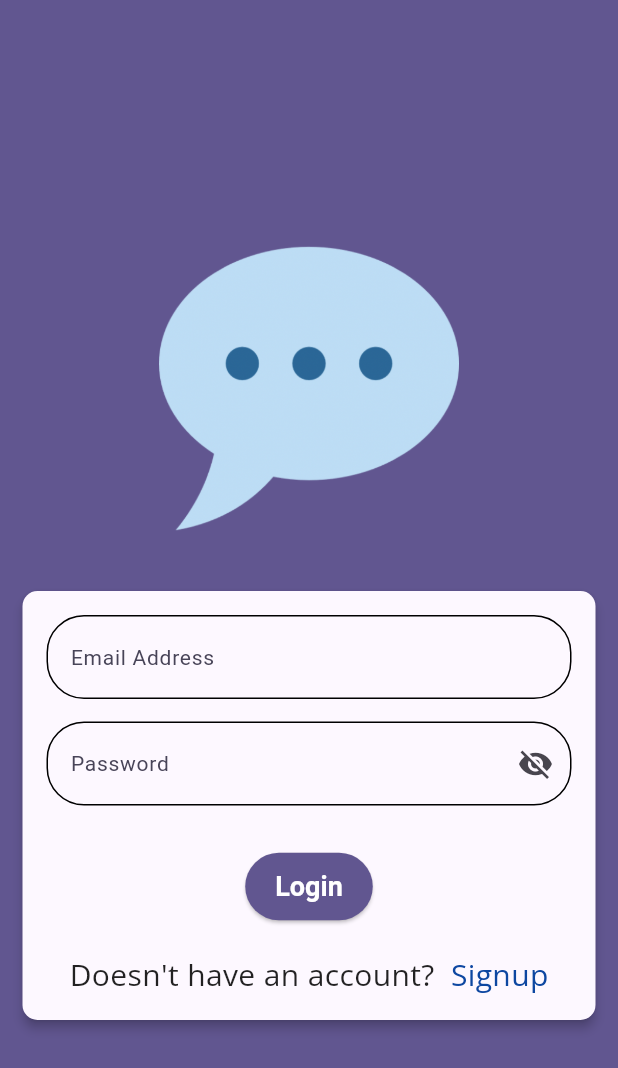
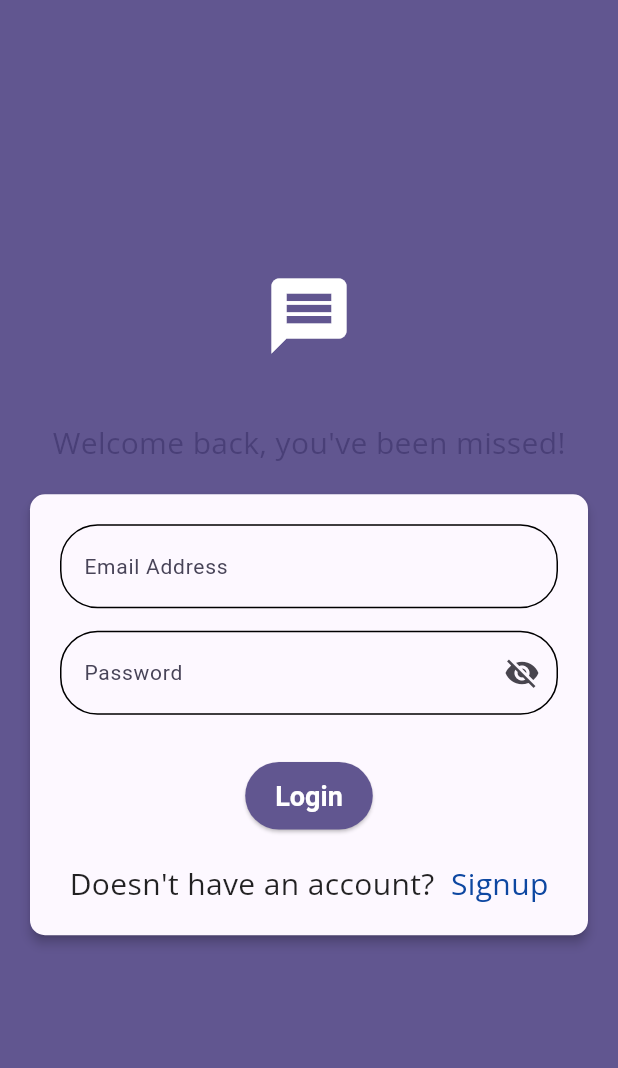
Before and after one commit to Deepaksharma120201/Chat_App, a Flutter app: the screen it shows after launch, on a phone screen of 412 x 824 dp. Shown: the top 1068 px of the screen. Run offline on Flutter 3.47's test engine with Material 3 defaults, Android fonts, the phone set to English and light mode, and no system bars; our stand-ins replace cloud_firestore, firebase_auth, firebase_core, firebase_messaging, google_fonts, image_picker; accounts and stored records are empty.

Commit message:
drawer and some new screens added

```diff
--- /dev/null
+++ b/lib/auth/auth_gate.dart
@@ -0,0 +1,23 @@
+import 'package:chat_app/screens/home_screen.dart';
+import 'package:chat_app/screens/login_screen.dart';
+import 'package:firebase_auth/firebase_auth.dart';
+import 'package:flutter/material.dart';
+
+class AuthGate extends StatelessWidget {
+  const AuthGate({super.key});
+
+  @override
+  Widget build(BuildContext context) {
+    return Scaffold(
+      body: StreamBuilder(
+        stream: FirebaseAuth.instance.authStateChanges(),
+        builder: (ctx, snapshot) {
+          if (snapshot.hasData) {
+            return const HomeScreen();
+          }
+          return const LoginScreen();
+        },
+      ),
+    );
+  }
+}
--- a/lib/main.dart
+++ b/lib/main.dart
@@ -1,6 +1,3 @@
-import 'package:chat_app/screens/login_screen.dart';
-import 'package:chat_app/screens/chat_screen.dart';
-import 'package:firebase_auth/firebase_auth.dart';
 import 'package:firebase_core/firebase_core.dart';
 import 'firebase_options.dart';
 import 'package:chat_app/screens/splash_screen.dart';
@@ -21,19 +18,10 @@ class MyApp extends StatelessWidget {
   @override
   Widget build(BuildContext context) {
     return MaterialApp(
+      debugShowCheckedModeBanner: false,
       title: 'ChatEngine',
       theme: theme,
-      home: StreamBuilder(
-        stream: FirebaseAuth.instance.authStateChanges(),
-        builder: (ctx, snapshot) {
-          if (snapshot.connectionState == ConnectionState.waiting) {
-            return const SplashScreen();
-          } else if (snapshot.hasData) {
-            return const ChatScreen();
-          }
-          return const LoginScreen();
-        },
-      ),
+      home: const SplashScreen(),
     );
   }
 }
--- a/lib/screens/login_screen.dart
+++ b/lib/screens/login_screen.dart
@@ -1,9 +1,7 @@
+import 'package:chat_app/auth/auth_service.dart';
 import 'package:chat_app/screens/signup_screen.dart';
 import 'package:chat_app/widgets/custom_text_field.dart';
-import 'package:firebase_auth/firebase_auth.dart';
 import 'package:flutter/material.dart';
-
-final _firebase = FirebaseAuth.instance;
 
 class LoginScreen extends StatefulWidget {
   const LoginScreen({super.key});
@@ -13,41 +11,23 @@ class LoginScreen extends StatefulWidget {
 }
 
 class _LoginScreenState extends State<LoginScreen> {
+  final TextEditingController _emailController = TextEditingController();
+  final TextEditingController _passwordController = TextEditingController();
   final formKey = GlobalKey<FormState>();
   bool _obscurePassword = true;
 
-  var _email = '';
-  var _password = '';
-  var _isLoading = false;
-
-  void _submit() async {
-    final isValid = formKey.currentState!.validate();
-    if (!isValid) {
-      return;
-    }
-    formKey.currentState!.save();
-
+  void _login(BuildContext context) async {
+    final authSerive = AuthService();
     try {
-      setState(() {
-        _isLoading = true;
-      });
-      // ignore: unused_local_variable
-      final userCredential = await _firebase.signInWithEmailAndPassword(
-        email: _email,
-        password: _password,
+      await authSerive.loginWithEmail(
+          _emailController.text, _passwordController.text);
+    } catch (e) {
+      showDialog(
+          context: context,
+          builder: (context) {
+            return AlertDialog(
+              title: Text(e.toString()),
             );
-    } on FirebaseAuthException catch (e) {
-      if (context.mounted) {
-        ScaffoldMessenger.of(context).showSnackBar(
-          SnackBar(
-            content: Text(
-              e.message ?? 'Authentication failed',
-            ),
-          ),
-        );
-      }
-      setState(() {
-        _isLoading = false;
           });
     }
   }
@@ -63,21 +43,21 @@ class _LoginScreenState extends State<LoginScreen> {
             child: Column(
               mainAxisAlignment: MainAxisAlignment.center,
               children: [
-                Container(
-                  margin: const EdgeInsets.only(
-                    top: 30,
-                    bottom: 20,
-                    left: 20,
-                    right: 20,
+                const Icon(
+                  Icons.message,
+                  size: 60,
+                  color: Colors.white,
                 ),
-                  width: 200,
-                  child: Image.asset('assets/images/chat.png'),
+                const SizedBox(height: 40),
+                const Text(
+                  "Welcome back, you've been missed!",
+                  style: TextStyle(fontSize: 20),
                 ),
                 Card(
-                  margin: const EdgeInsets.all(15),
+                  margin: const EdgeInsets.all(20),
                   child: SingleChildScrollView(
                     child: Padding(
-                      padding: const EdgeInsets.all(16),
+                      padding: const EdgeInsets.all(20),
                       child: Form(
                         key: formKey,
                         child: Column(
@@ -98,7 +78,7 @@ class _LoginScreenState extends State<LoginScreen> {
                               label: 'Email Address',
                               hintText: 'Enter Email',
                               keyboard: TextInputType.emailAddress,
-                              onSaved: (newValue) => _email = newValue,
+                              controller: _emailController,
                             ),
                             const SizedBox(height: 15),
                             CustomTextField(
@@ -126,13 +106,11 @@ class _LoginScreenState extends State<LoginScreen> {
                               label: 'Password',
                               hintText: 'Enter password',
                               keyboard: TextInputType.text,
-                              onSaved: (newValue) => _password = newValue,
+                              controller: _passwordController,
                             ),
                             const SizedBox(height: 30),
-                            if (_isLoading) const CircularProgressIndicator(),
-                            if (!_isLoading)
                             ElevatedButton(
-                                onPressed: _submit,
+                              onPressed: () => _login(context),
                               child: const Text('Login'),
                             ),
                             const SizedBox(height: 20),
--- a/lib/widgets/custom_text_field.dart
+++ b/lib/widgets/custom_text_field.dart
@@ -36,6 +36,7 @@ class CustomTextField extends StatelessWidget {
           borderRadius: BorderRadius.circular(25),
         ),
       ),
+      controller: controller,
       obscureText: obscureText ?? false,
       keyboardType: keyboard,
       autocorrect: false,
```
Also changed, not shown: lib/auth/auth_service.dart (added, +32 -0 lines), lib/screens/chat_screen.dart (+7 -2 lines), lib/screens/home_screen.dart (added, +17 -0 lines), lib/screens/settings_screen.dart (added, +15 -0 lines), lib/screens/signup_screen.dart (+51 -97 lines), lib/screens/splash_screen.dart (+9 -1 lines), lib/widgets/my_drawer.dart (added, +65 -0 lines). Lines whose indentation alone changed are shown as unchanged.
